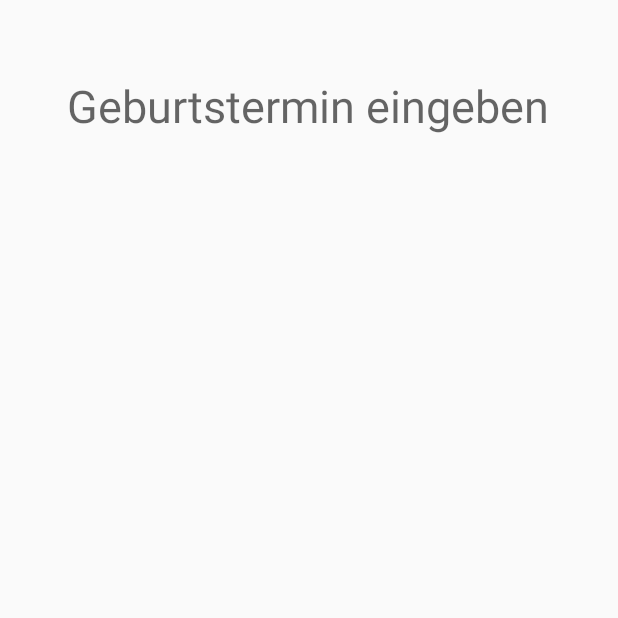
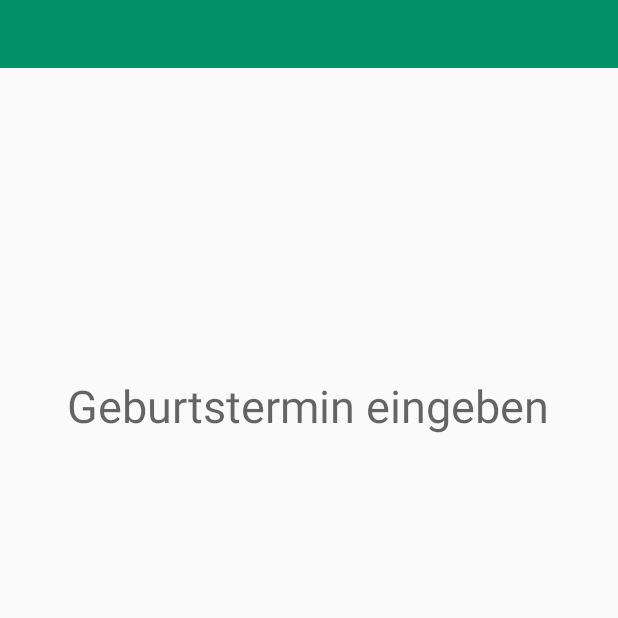
Before and after one commit to KreuzbergerL/BabyBook01, an Android app: the EinstellungenActivity screen opened directly, with no data from a screen before it, on a phone screen of 412 x 824 dp, the top half of it. Run offline under Robolectric (Android 15) with nearby library versions, the phone set to English and light mode, and no system bars.

Commit message:
"Einstellungen" Activity mit Eingabe vom geburtstermin hinzugefügt

```diff
--- a/app/src/main/java/com/example/lukas/bottom_navigation5/EinstellungenActivity.java
+++ b/app/src/main/java/com/example/lukas/bottom_navigation5/EinstellungenActivity.java
@@ -14,28 +14,18 @@ import java.util.Calendar;
 
 public class EinstellungenActivity extends AppCompatActivity {
 
+
+    private static final String TAG = "EinstellungenActivity";
+
+    private TextView mDisplayDate;
+    private DatePickerDialog.OnDateSetListener mDateSetListener;
+
     @Override
     protected void onCreate(Bundle savedInstanceState) {
         super.onCreate(savedInstanceState);
         setContentView(R.layout.activity_einstellungen);
 
-    /*
 
-
-
-    private static final String TAG = "EinstellungenActivity";
-
-    private TextView mDisplayDate;
-    private DatePickerDialog.OnDateSetListener mDateSetListener; */
-/*
-    @Override
-    protected void onCreate(Bundle savedInstanceState) {
-        super.onCreate(savedInstanceState);
-        setContentView(R.layout.activity_einstellungen);
-        */
-
-
-        /*
         mDisplayDate = (TextView) findViewById(R.id.tvDate);
 
         mDisplayDate.setOnClickListener(new View.OnClickListener() {
@@ -65,7 +55,7 @@ public class EinstellungenActivity extends AppCompatActivity {
                 String date = month + "/" + day + "/" + year;
                 mDisplayDate.setText(date);
             }
-        };*/
+        };
     }
 
 }
--- a/app/src/main/res/layout/activity_einstellungen.xml
+++ b/app/src/main/res/layout/activity_einstellungen.xml
@@ -7,12 +7,17 @@
     android:layout_height="match_parent"
     tools:context=".EinstellungenActivity">
 
+    <include
+        layout = "@layout/toolbar01"
+        android:id="@+id/toolbar01"
+        />
+
     <TextView
+        android:id="@+id/tvDate"
         android:layout_width="wrap_content"
         android:layout_height="wrap_content"
+        android:layout_centerHorizontal="true"
+        android:layout_marginTop="250dp"
         android:hint="@string/string_insertDate"
-        android:id="@+id/tvDate"
-        android:layout_marginTop="50dp"
-        android:layout_centerHorizontal="true"
-        android:textSize="30sp"/>
+        android:textSize="30sp" />
 </RelativeLayout>
```
